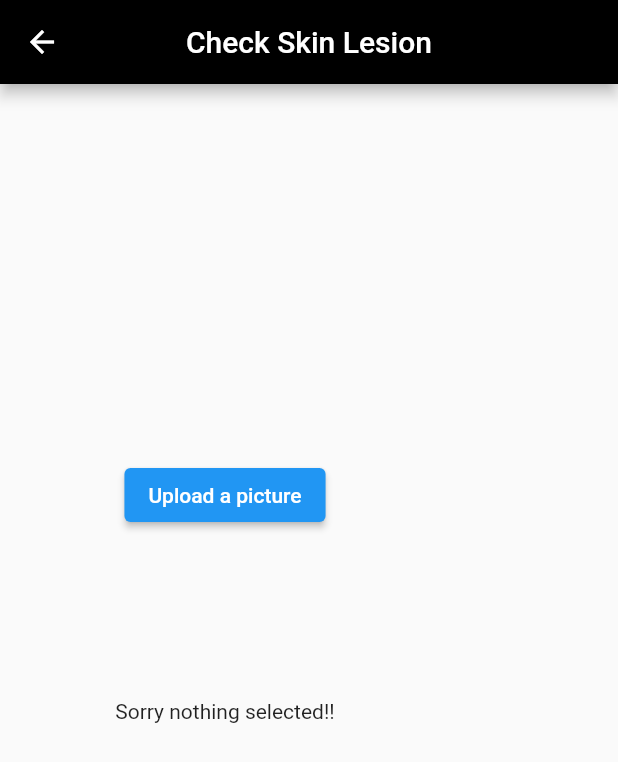
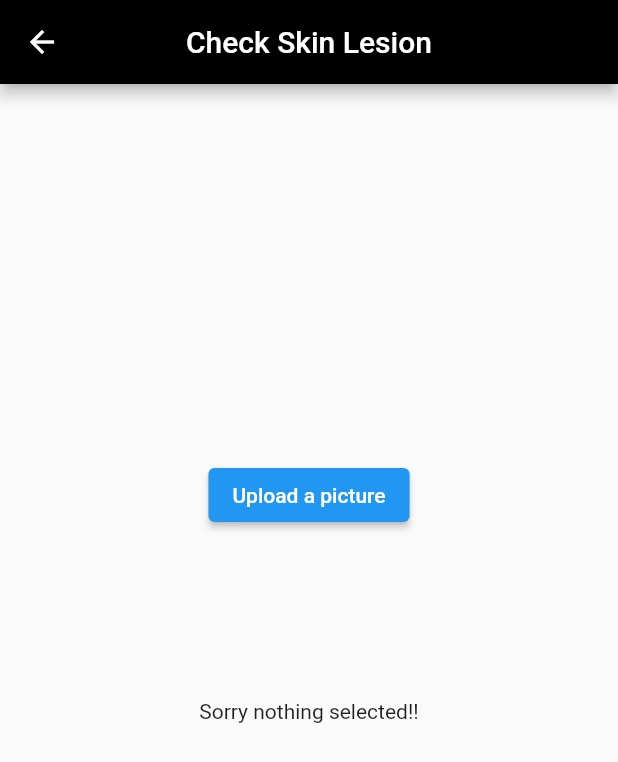
Before and after one commit to Rishabh-git10/SkinDoc, a Flutter app: the SkinLesionScreen screen opened directly, on a phone screen of 412 x 824 dp. Shown: the top 762 px of the screen. Run offline on Flutter 3.47's test engine with Material 2 defaults, Android fonts, the light colour scheme and no system bars; our stand-ins replace image_picker; missing offline and left inert: tflite_flutter.

Commit message:
fixed alignment in the checking screen

```diff
--- a/skindoc/lib/main.dart
+++ b/skindoc/lib/main.dart
@@ -245,7 +245,8 @@ class _SkinLesionScreenState extends State<SkinLesionScreen> {
         centerTitle: true,
         backgroundColor: Colors.black,
       ),
-      body: Column(
+      body: Center(
+        child: Column(
           mainAxisAlignment: MainAxisAlignment.center,
           children: <Widget>[
             ElevatedButton(
@@ -275,6 +276,7 @@ class _SkinLesionScreenState extends State<SkinLesionScreen> {
                               padding: const EdgeInsets.all(8),
                               child: Text(
                                 "Prediction: $_predictedClassLabel\nDescription: $_predictedClassDescription\nSkin cancer positive: $_skinCancerPositive",
+                                textAlign: TextAlign.center,
                                 style: const TextStyle(
                                   color: Colors.white,
                                   fontSize: 16,
@@ -287,6 +289,7 @@ class _SkinLesionScreenState extends State<SkinLesionScreen> {
                     ),
             ),
           ],
+        ),
       ),
     );
   }
```
Lines whose indentation alone changed are shown as unchanged.
